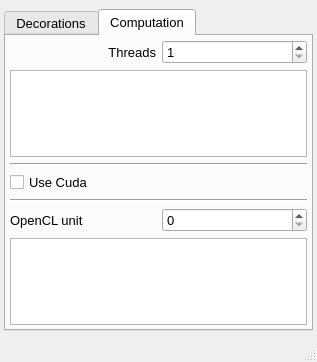
NeutrinoToolkit/Neutrino, file UIs/nPreferences.ui: the form before one commit.
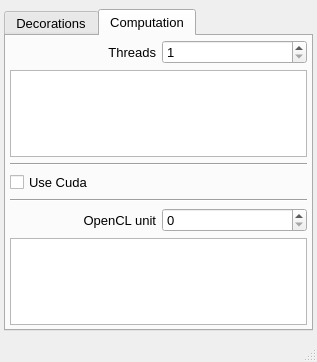
The form after the commit. The open tabs and pages were chosen to show the change.

The edit to the form file:
```diff
--- a/UIs/nPreferences.ui
+++ b/UIs/nPreferences.ui
@@ -372,6 +372,9 @@
              <property name="text">
               <string>OpenCL unit</string>
              </property>
+             <property name="alignment">
+              <set>Qt::AlignRight|Qt::AlignTrailing|Qt::AlignVCenter</set>
+             </property>
             </widget>
            </item>
            <item row="1" column="1" colspan="2">
```
Left out of the diff: 4 changed lines with no effect on the pictures.
